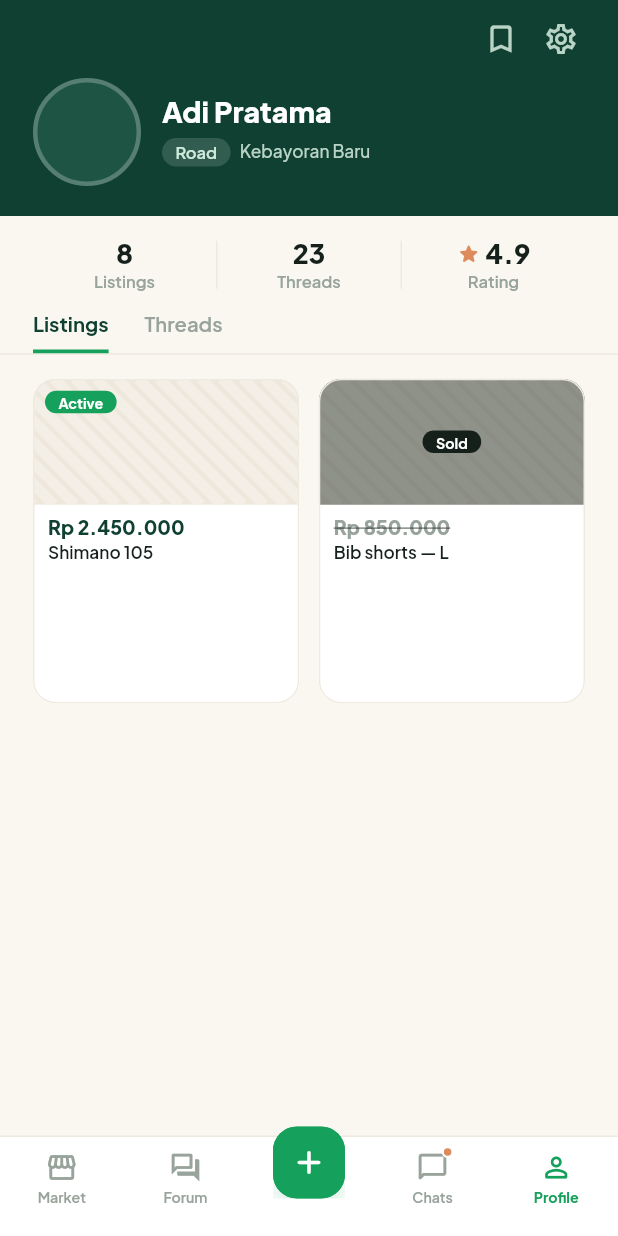
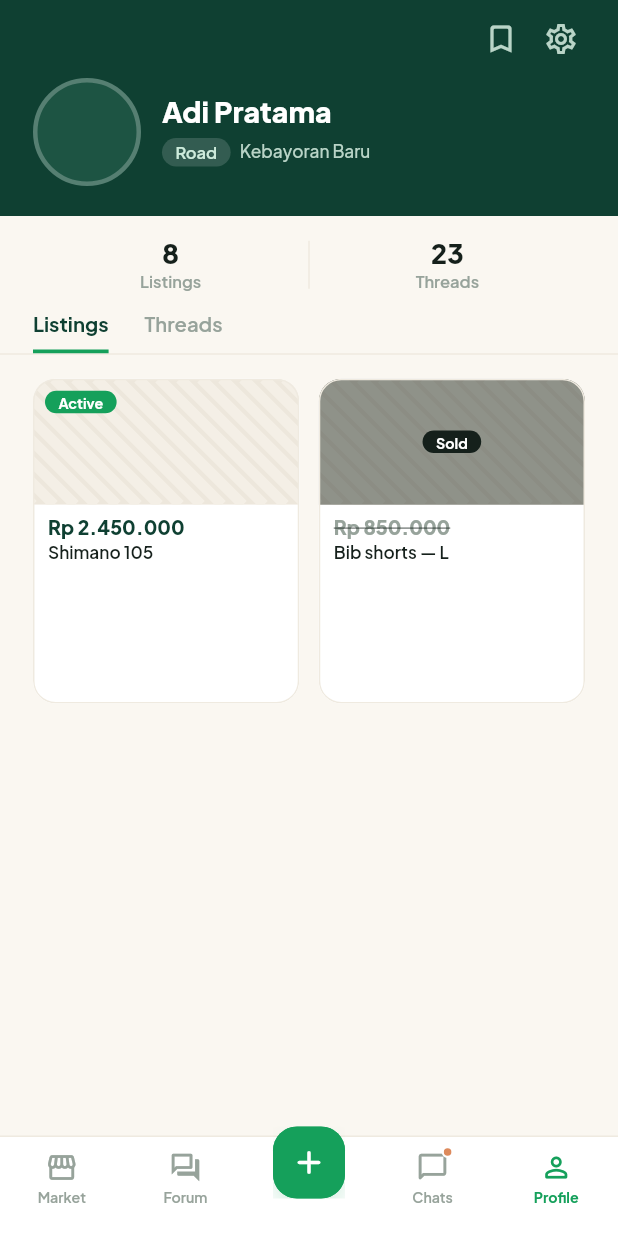
Before and after one commit to muhAzri/ridemates-flutter, a Flutter app: the HomeShell screen opened by its route, item 5 of the bottom bar chosen, on a phone screen of 412 x 824 dp. Run offline on Flutter 3.47's test engine with Material 3 defaults, Android fonts, the light colour scheme and no system bars; our stand-ins replace bloc, dio, firebase_analytics, firebase_core, firebase_crashlytics, firebase_messaging and 15 more; missing offline and left inert: eventflux, firebase_performance; accounts and stored records are empty; generated files the repository leaves out were written again.

Commit message:
fix(profile): remove user rating stat not supported by MVP

```diff
--- a/lib/features/profile/presentation/screens/profile_screen.dart
+++ b/lib/features/profile/presentation/screens/profile_screen.dart
@@ -53,10 +53,6 @@ class _ProfileScreenState extends State<ProfileScreen> {
           Expanded(child: _Stat(value: '8', label: l10n.listingsLabel)),
           _divider(),
           Expanded(child: _Stat(value: '23', label: l10n.threadsLabel)),
-          _divider(),
-          Expanded(
-            child: _Stat(value: '4.9', label: l10n.ratingLabel, isRating: true),
-          ),
         ],
       ),
     );
@@ -230,27 +226,15 @@ class _PineHeader extends StatelessWidget {
 }
 
 class _Stat extends StatelessWidget {
-  const _Stat({
-    required this.value,
-    required this.label,
-    this.isRating = false,
-  });
+  const _Stat({required this.value, required this.label});
 
   final String value;
   final String label;
-  final bool isRating;
 
   @override
   Widget build(BuildContext context) {
     return Column(
       children: [
-        Row(
-          mainAxisAlignment: MainAxisAlignment.center,
-          children: [
-            if (isRating) ...[
-              const Icon(Icons.star_rounded, size: 16, color: AppColors.clay),
-              const SizedBox(width: 3),
-            ],
         Text(
           value,
           style: AppTypography.body.copyWith(
@@ -258,8 +242,6 @@ class _Stat extends StatelessWidget {
             height: 1,
             fontWeight: FontWeight.w800,
           ),
-            ),
-          ],
         ),
         const SizedBox(height: 4),
         Text(
--- a/lib/l10n/arb/app_en.arb
+++ b/lib/l10n/arb/app_en.arb
@@ -124,7 +124,6 @@
     "listingsLabel": "Listings",
     "@listingsLabel": { "description": "Profile stat & tab label for the user's listings" },
     "threadsLabel": "Threads",
-    "ratingLabel": "Rating",
     "profileThreadsEmpty": "Your threads appear here.",
     "statusActive": "Active",
     "statusSold": "Sold"
--- a/lib/l10n/arb/app_id.arb
+++ b/lib/l10n/arb/app_id.arb
@@ -100,7 +100,6 @@
 
     "listingsLabel": "Listing",
     "threadsLabel": "Thread",
-    "ratingLabel": "Rating",
     "profileThreadsEmpty": "Thread kamu muncul di sini.",
     "statusActive": "Aktif",
     "statusSold": "Terjual"
```
Lines whose indentation alone changed are shown as unchanged.
